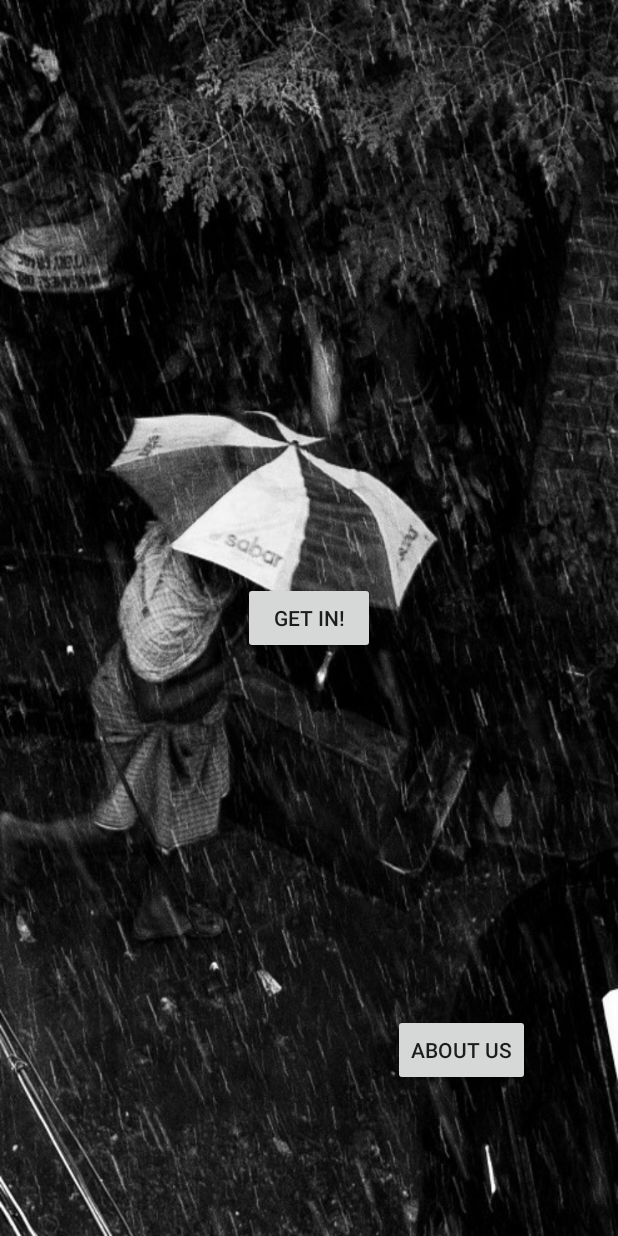
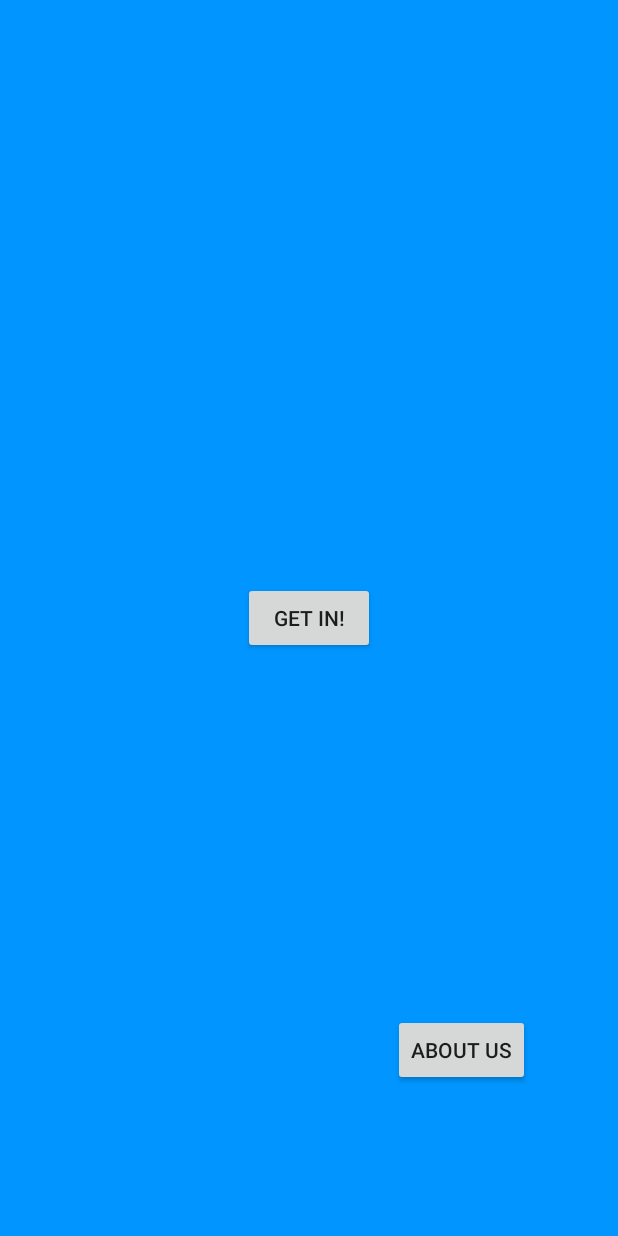
Before and after one commit to danger-ahead/Connect, an Android app: the screen it shows after launch (MainActivity), on a phone screen of 412 x 824 dp. Run offline under Robolectric (Android 15) with nearby library versions, the phone set to English and light mode, and no system bars.

Commit message:
reverted background image

```diff
--- a/app/src/main/res/layout/activity_main.xml
+++ b/app/src/main/res/layout/activity_main.xml
@@ -6,7 +6,7 @@
         android:layout_width="match_parent"
         android:layout_height="match_parent"
         tools:context=".MainActivity"
-        android:background="@drawable/background">
+        android:background="#0095ff">
 
     <Button
         android:id="@+id/button"
```
Also changed, not shown: app/src/main/res/drawable/background.jpg (deleted).
